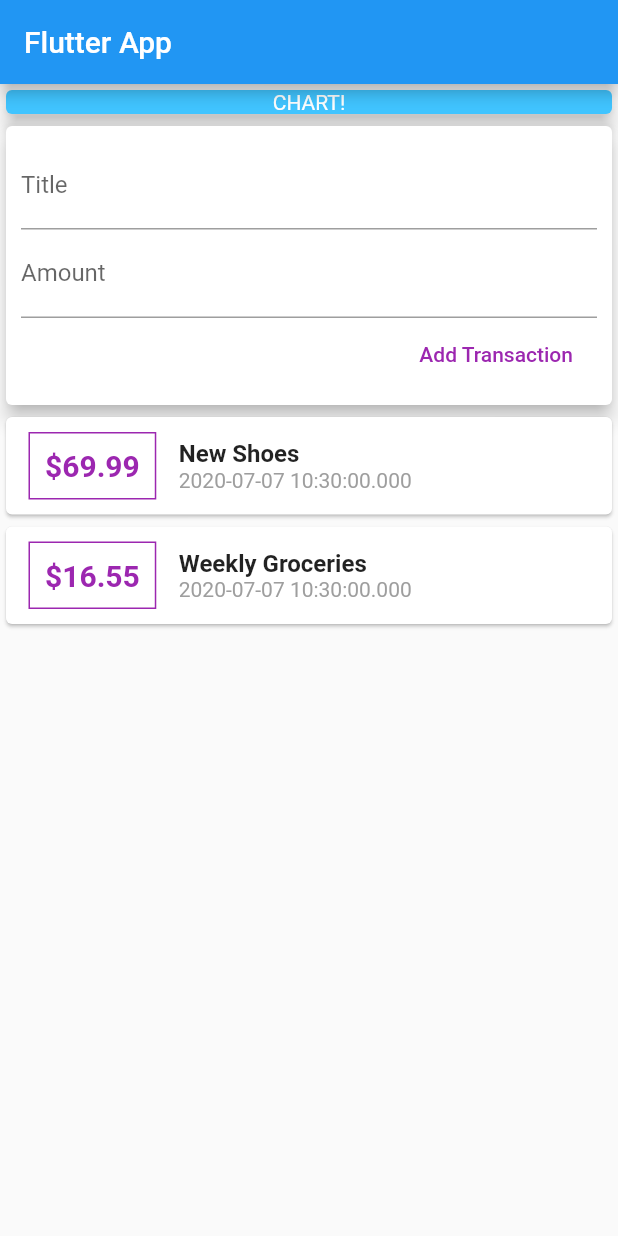
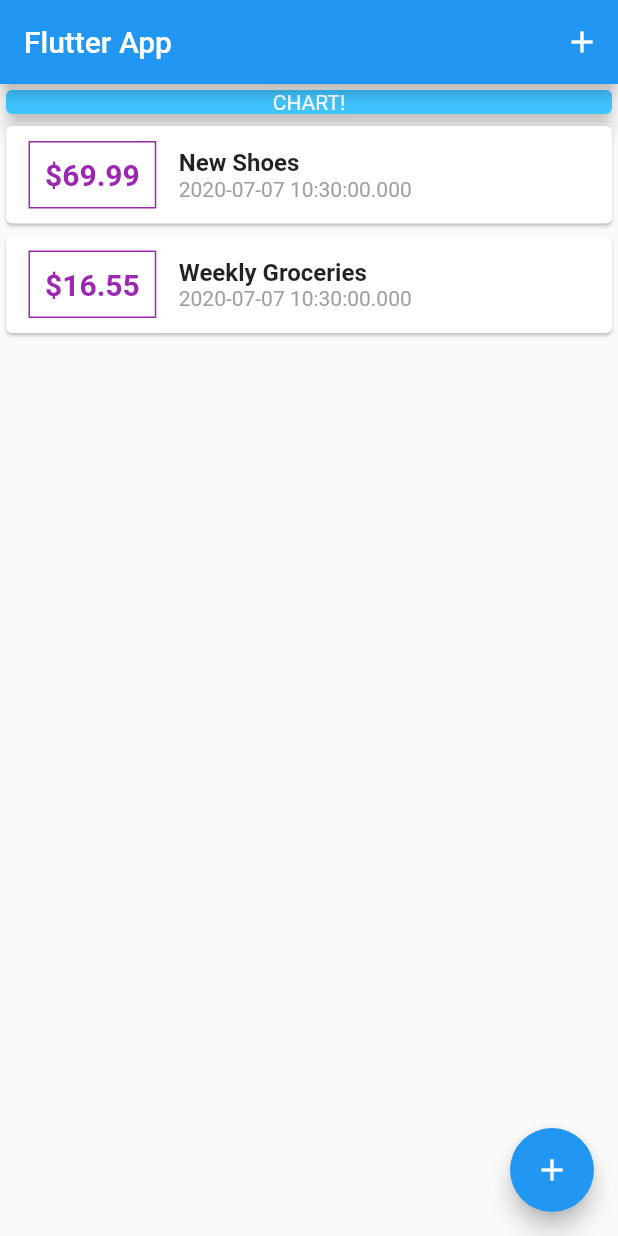
Before and after one commit to abdulmuttaleb/flutter_expenses_planner, a Flutter app: the screen it shows after launch, on a phone screen of 412 x 824 dp. Run offline on Flutter 3.47's test engine with Material 2 defaults, Android fonts, the phone set to English and light mode, and no system bars.

Commit message:
removing user transactions file, adding fab and app bar action button to fire modal screen for data addition

```diff
--- a/lib/main.dart
+++ b/lib/main.dart
@@ -1,7 +1,6 @@
-import 'package:expneses_planner/widgets/user_transactions.dart';
-
 import './widgets/new_transaction.dart';
 import './widgets/transaction_list.dart';
+import 'models/transaction.dart';
 import 'package:flutter/material.dart';
 
 void main() => runApp(MyApp());
@@ -12,20 +11,62 @@ class MyApp extends StatelessWidget {
     return MaterialApp(
       title: 'Flutter Demo',
       home: MyHomePage(),
+      debugShowCheckedModeBanner: false,
     );
   }
 }
 
-class MyHomePage extends StatelessWidget {
+class MyHomePage extends StatefulWidget {
 
-  final titleController = TextEditingController();
-  final amountController = TextEditingController();
+  @override
+  _MyHomePageState createState() => _MyHomePageState();
+}
+
+class _MyHomePageState extends State<MyHomePage> {
+
+  final List<Transaction> _userTransactions = [
+    Transaction(
+        id: 't1',
+        title: 'New Shoes',
+        amount: 69.99,
+        date: DateTime.now()),
+    Transaction(
+        id: 't2',
+        title: 'Weekly Groceries',
+        amount: 16.55,
+        date: DateTime.now()),
+  ];
+
+  void _addNewTransaction(String title, double amount){
+    final newTx = Transaction(
+        title: title,
+        amount: amount,
+        date: DateTime.now(),
+        id: DateTime.now().toString()
+    );
+
+    setState(() {
+      _userTransactions.add(newTx);
+    });
+  }
+
+  void _startAddNewTransaction(BuildContext ctx){
+    showModalBottomSheet(context: ctx, builder: (bCtx){
+      return NewTransaction(_addNewTransaction);
+    });
+  }
 
   @override
   Widget build(BuildContext context) {
     return Scaffold(
       appBar: AppBar(
         title: Text('Flutter App'),
+        actions: <Widget>[
+          IconButton(
+            icon: Icon(Icons.add),
+            onPressed: () => _startAddNewTransaction(context)
+          )
+        ],
       ),
       body: SingleChildScrollView(
         child: Column(
@@ -39,9 +80,13 @@ class MyHomePage extends StatelessWidget {
                 elevation: 5,
               ),
             ),
-            UserTransactions()
+            TransactionList(_userTransactions)
           ],
         ),
+      ),
+      floatingActionButton: FloatingActionButton(
+        child: Icon(Icons.add),
+        onPressed: () => _startAddNewTransaction(context),
       ),
     );
   }
--- a/lib/widgets/user_transactions.dart
+++ /dev/null
@@ -1,48 +0,0 @@
-import 'package:expneses_planner/widgets/new_transaction.dart';
-import 'package:expneses_planner/widgets/transaction_list.dart';
-import 'package:flutter/material.dart';
-import '../models/transaction.dart';
-
-class UserTransactions extends StatefulWidget {
-  @override
-  _UserTransactionsState createState() => _UserTransactionsState();
-}
-
-class _UserTransactionsState extends State<UserTransactions> {
-
-  final List<Transaction> _userTransactions = [
-    Transaction(
-        id: 't1',
-        title: 'New Shoes',
-        amount: 69.99,
-        date: DateTime.now()),
-    Transaction(
-        id: 't2',
-        title: 'Weekly Groceries',
-        amount: 16.55,
-        date: DateTime.now()),
-  ];
-
-  void _addNewTransaction(String title, double amount){
-    final newTx = Transaction(
-        title: title,
-        amount: amount,
-        date: DateTime.now(),
-        id: DateTime.now().toString()
-    );
-
-    setState(() {
-      _userTransactions.add(newTx);
-    });
-  }
-
-  @override
-  Widget build(BuildContext context) {
-    return Column(
-      children: <Widget>[
-        NewTransaction(_addNewTransaction),
-        TransactionList(_userTransactions)
-      ],
-    );
-  }
-}
```
